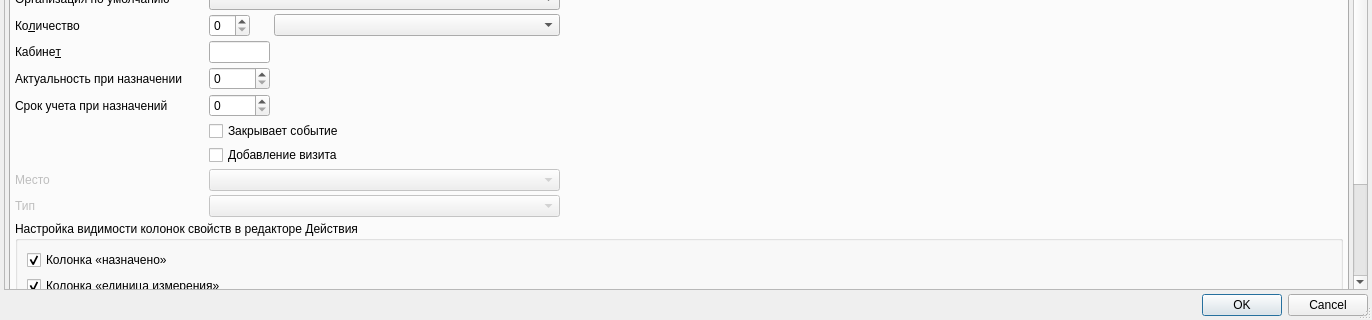
First picture: the form in RefBooks/ActionType/ActionTypeEditor.ui, repository rusingineer/KPS-Samson, before the edit; both pictures show x 0 to 1372 and y 415 to 735 of the 1372 by 735 pixel window.
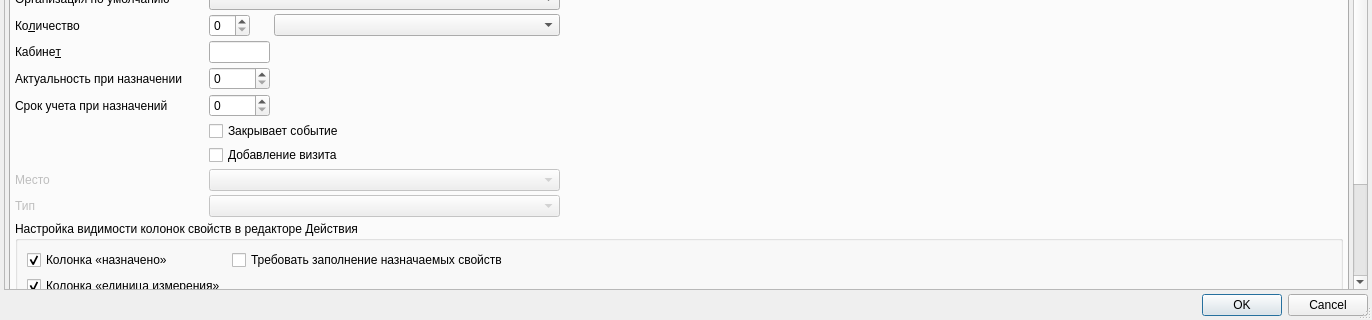
Second picture: the form after the edit. The open tabs and pages were chosen to show the change. Custom widgets are drawn as their Qt base class.

```diff
--- a/RefBooks/ActionType/ActionTypeEditor.ui
+++ b/RefBooks/ActionType/ActionTypeEditor.ui
@@ -41,7 +41,7 @@
         <x>0</x>
         <y>0</y>
         <width>1345</width>
-        <height>745</height>
+        <height>748</height>
        </rect>
       </property>
       <layout class="QGridLayout" name="gridLayout_18">
@@ -1128,6 +1128,13 @@
              </property>
             </widget>
            </item>
+           <item row="12" column="7">
+            <widget class="QCheckBox" name="chkEditOrgStructure">
+             <property name="text">
+              <string>Редактировать поле Подразделение</string>
+             </property>
+            </widget>
+           </item>
           </layout>
          </widget>
          <widget class="QWidget" name="tabDefaults">
@@ -1146,8 +1153,8 @@
              <property name="title">
               <string>Настройка видимости колонок свойств в редакторе Действия</string>
              </property>
-             <layout class="QVBoxLayout" name="verticalLayout_2">
-              <item>
+             <layout class="QGridLayout" name="gridLayout_20">
+              <item row="0" column="0">
                <widget class="QCheckBox" name="chkPropertyAssignedVisible">
                 <property name="text">
                  <string>Колонка «назначено»</string>
@@ -1157,17 +1164,7 @@
                 </property>
                </widget>
               </item>
-              <item>
-               <widget class="QCheckBox" name="chkPropertyUnitVisible">
-                <property name="text">
-                 <string>Колонка «единица измерения»</string>
-                </property>
-                <property name="checked">
-                 <bool>true</bool>
-                </property>
-               </widget>
-              </item>
-              <item>
+              <item row="2" column="0">
                <widget class="QCheckBox" name="chkPropertyNormVisible">
                 <property name="text">
                  <string>Колонка «норма»</string>
@@ -1177,17 +1174,14 @@
                 </property>
                </widget>
               </item>
-              <item>
-               <widget class="QCheckBox" name="chkPropertyEvaluationVisible">
+              <item row="0" column="1">
+               <widget class="QCheckBox" name="chkPropertyAssignedRequired">
                 <property name="text">
-                 <string>Колонка «оценка»</string>
-                </property>
-                <property name="checked">
-                 <bool>true</bool>
+                 <string>Требовать заполнение назначаемых свойств</string>
                 </property>
                </widget>
               </item>
-              <item>
+              <item row="4" column="0">
                <widget class="QCheckBox" name="chkPropertyCommentVisible">
                 <property name="text">
                  <string>Колонка «комментарий»</string>
@@ -1197,6 +1191,39 @@
                 </property>
                </widget>
               </item>
+              <item row="1" column="0">
+               <widget class="QCheckBox" name="chkPropertyUnitVisible">
+                <property name="text">
+                 <string>Колонка «единица измерения»</string>
+                </property>
+                <property name="checked">
+                 <bool>true</bool>
+                </property>
+               </widget>
+              </item>
+              <item row="3" column="0">
+               <widget class="QCheckBox" name="chkPropertyEvaluationVisible">
+                <property name="text">
+                 <string>Колонка «оценка»</string>
+                </property>
+                <property name="checked">
+                 <bool>true</bool>
+                </property>
+               </widget>
+              </item>
+              <item row="0" column="2">
+               <spacer name="horizontalSpacer_13">
+                <property name="orientation">
+                 <enum>Qt::Horizontal</enum>
+                </property>
+                <property name="sizeHint" stdset="0">
+                 <size>
+                  <width>40</width>
+                  <height>20</height>
+                 </size>
+                </property>
+               </spacer>
+              </item>
              </layout>
             </widget>
            </item>
```
Left out of the diff: 16 changed lines with no effect on the pictures.
